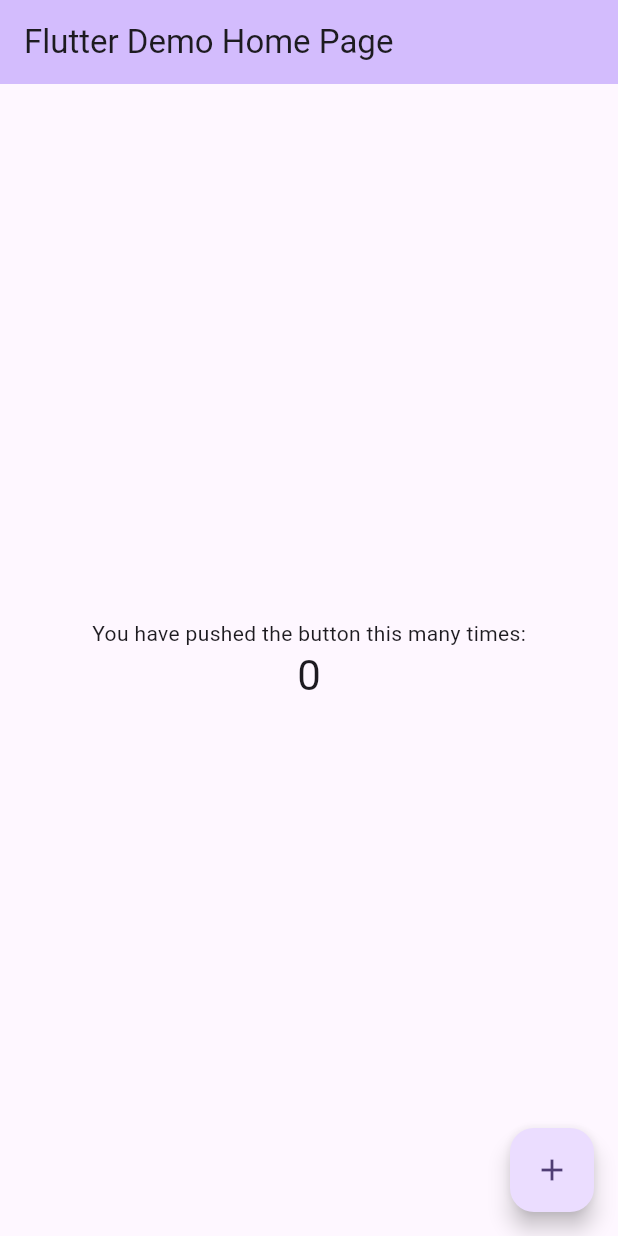
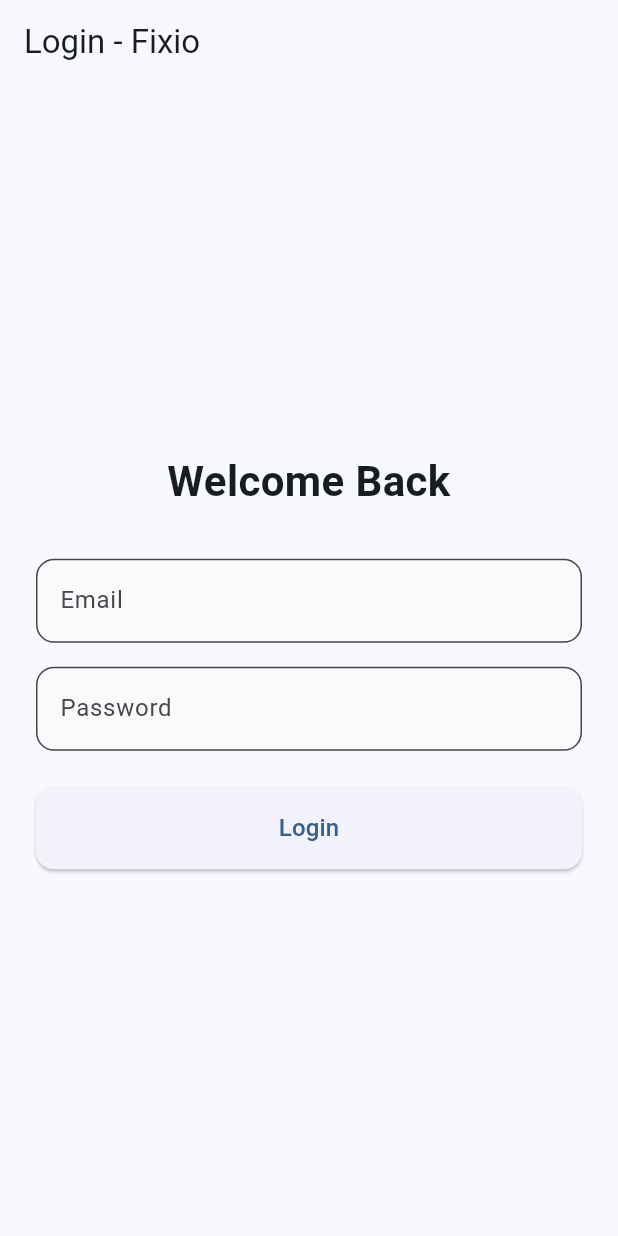
Before and after one commit to samirr298/Fixio, a Flutter app: the screen it shows after launch, on a phone screen of 412 x 824 dp. Run offline on Flutter 3.47's test engine with Material 3 defaults, Android fonts, the phone set to English and light mode, and no system bars; accounts and stored records are empty.

Commit message:
Implement MVVM and Repository architectural directory structure

```diff
--- a/lib/main.dart
+++ b/lib/main.dart
@@ -1,4 +1,5 @@
 import 'package:flutter/material.dart';
+import 'view/authentication/login_screen.dart';
 
 void main() {
   runApp(const MyApp());
@@ -7,116 +8,16 @@ void main() {
 class MyApp extends StatelessWidget {
   const MyApp({super.key});
 
-  // This widget is the root of your application.
   @override
   Widget build(BuildContext context) {
     return MaterialApp(
-      title: 'Flutter Demo',
+      title: 'Fixio',
       theme: ThemeData(
-        // This is the theme of your application.
-        //
-        // TRY THIS: Try running your application with "flutter run". You'll see
-        // the application has a purple toolbar. Then, without quitting the app,
-        // try changing the seedColor in the colorScheme below to Colors.green
-        // and then invoke "hot reload" (save your changes or press the "hot
-        // reload" button in a Flutter-supported IDE, or press "r" if you used
-        // the command line to start the app).
-        //
-        // Notice that the counter didn't reset back to zero; the application
-        // state is not lost during the reload. To reset the state, use hot
-        // restart instead.
-        //
-        // This works for code too, not just values: Most code changes can be
-        // tested with just a hot reload.
-        colorScheme: .fromSeed(seedColor: Colors.deepPurple),
+        colorScheme: ColorScheme.fromSeed(seedColor: Colors.blue),
+        useMaterial3: true,
       ),
-      home: const MyHomePage(title: 'Flutter Demo Home Page'),
+      home: const LoginScreen(),
+      debugShowCheckedModeBanner: false,
     );
   }
 }
-
-class MyHomePage extends StatefulWidget {
-  const MyHomePage({super.key, required this.title});
-
-  // This widget is the home page of your application. It is stateful, meaning
-  // that it has a State object (defined below) that contains fields that affect
-  // how it looks.
-
-  // This class is the configuration for the state. It holds the values (in this
-  // case the title) provided by the parent (in this case the App widget) and
-  // used by the build method of the State. Fields in a Widget subclass are
-  // always marked "final".
-
-  final String title;
-
-  @override
-  State<MyHomePage> createState() => _MyHomePageState();
-}
-
-class _MyHomePageState extends State<MyHomePage> {
-  int _counter = 0;
-
-  void _incrementCounter() {
-    setState(() {
-      // This call to setState tells the Flutter framework that something has
-      // changed in this State, which causes it to rerun the build method below
-      // so that the display can reflect the updated values. If we changed
-      // _counter without calling setState(), then the build method would not be
-      // called again, and so nothing would appear to happen.
-      _counter++;
-    });
-  }
-
-  @override
-  Widget build(BuildContext context) {
-    // This method is rerun every time setState is called, for instance as done
-    // by the _incrementCounter method above.
-    //
-    // The Flutter framework has been optimized to make rerunning build methods
-    // fast, so that you can just rebuild anything that needs updating rather
-    // than having to individually change instances of widgets.
-    return Scaffold(
-      appBar: AppBar(
-        // TRY THIS: Try changing the color here to a specific color (to
-        // Colors.amber, perhaps?) and trigger a hot reload to see the AppBar
-        // change color while the other colors stay the same.
-        backgroundColor: Theme.of(context).colorScheme.inversePrimary,
-        // Here we take the value from the MyHomePage object that was created by
-        // the App.build method, and use it to set our appbar title.
-        title: Text(widget.title),
-      ),
-      body: Center(
-        // Center is a layout widget. It takes a single child and positions it
-        // in the middle of the parent.
-        child: Column(
-          // Column is also a layout widget. It takes a list of children and
-          // arranges them vertically. By default, it sizes itself to fit its
-          // children horizontally, and tries to be as tall as its parent.
-          //
-          // Column has various properties to control how it sizes itself and
-          // how it positions its children. Here we use mainAxisAlignment to
-          // center the children vertically; the main axis here is the vertical
-          // axis because Columns are vertical (the cross axis would be
-          // horizontal).
-          //
-          // TRY THIS: Invoke "debug painting" (choose the "Toggle Debug Paint"
-          // action in the IDE, or press "p" in the console), to see the
-          // wireframe for each widget.
-          mainAxisAlignment: .center,
-          children: [
-            const Text('You have pushed the button this many times:'),
-            Text(
-              '$_counter',
-              style: Theme.of(context).textTheme.headlineMedium,
-            ),
-          ],
-        ),
-      ),
-      floatingActionButton: FloatingActionButton(
-        onPressed: _incrementCounter,
-        tooltip: 'Increment',
-        child: const Icon(Icons.add),
-      ),
-    );
-  }
-}
--- /dev/null
+++ b/lib/model/user_model.dart
@@ -0,0 +1,27 @@
+class UserModel {
+  final String id;
+  final String email;
+  final String name;
+
+  UserModel({
+    required this.id,
+    required this.email,
+    required this.name,
+  });
+
+  factory UserModel.fromJson(Map<String, dynamic> json) {
+    return UserModel(
+      id: json['id'] ?? '',
+      email: json['email'] ?? '',
+      name: json['name'] ?? '',
+    );
+  }
+
+  Map<String, dynamic> toJson() {
+    return {
+      'id': id,
+      'email': email,
+      'name': name,
+    };
+  }
+}
--- /dev/null
+++ b/lib/repository/auth_repository.dart
@@ -0,0 +1,24 @@
+import '../model/user_model.dart';
+
+class AuthRepository {
+  // Simulated authentication repository for Fixio
+
+  Future<UserModel> login(String email, String password) async {
+    // Simulate network delay
+    await Future.delayed(const Duration(seconds: 1));
+
+    if (email.isEmpty || password.isEmpty) {
+      throw Exception('Email and password cannot be empty');
+    }
+
+    return UserModel(
+      id: '1',
+      email: email,
+      name: 'Fixio User',
+    );
+  }
+
+  Future<void> logout() async {
+    await Future.delayed(const Duration(milliseconds: 500));
+  }
+}
--- /dev/null
+++ b/lib/view/authentication/login_screen.dart
@@ -0,0 +1,97 @@
+import 'package:flutter/material.dart';
+import '../../viewmodel/auth_viewmodel.dart';
+import '../dashboard/dashboard_screen.dart';
+import 'widgets/text_field.dart';
+
+class LoginScreen extends StatefulWidget {
+  const LoginScreen({super.key});
+
+  @override
+  State<LoginScreen> createState() => _LoginScreenState();
+}
+
+class _LoginScreenState extends State<LoginScreen> {
+  final _emailController = TextEditingController();
+  final _passwordController = TextEditingController();
+  final _authViewModel = AuthViewModel();
+  bool _isLoading = false;
+
+  void _handleLogin() async {
+    setState(() {
+      _isLoading = true;
+    });
+
+    try {
+      await _authViewModel.login(
+        _emailController.text.trim(),
+        _passwordController.text.trim(),
+      );
+      if (!mounted) return;
+      Navigator.pushReplacement(
+        context,
+        MaterialPageRoute(builder: (context) => const DashboardScreen()),
+      );
+    } catch (e) {
+      if (!mounted) return;
+      ScaffoldMessenger.of(context).showSnackBar(
+        SnackBar(content: Text('Login failed: ${e.toString()}'))
+      );
+    } finally {
+      if (mounted) {
+        setState(() {
+          _isLoading = false;
+        });
+      }
+    }
+  }
+
+  @override
+  Widget build(BuildContext context) {
+    return Scaffold(
+      appBar: AppBar(title: const Text('Login - Fixio')),
+      body: Padding(
+        padding: const EdgeInsets.all(24.0),
+        child: Center(
+          child: SingleChildScrollView(
+            child: Column(
+              mainAxisAlignment: MainAxisAlignment.center,
+              crossAxisAlignment: CrossAxisAlignment.stretch,
+              children: [
+                const Text(
+                  'Welcome Back',
+                  style: TextStyle(fontSize: 28, fontWeight: FontWeight.bold),
+                  textAlign: TextAlign.center,
+                ),
+                const SizedBox(height: 32),
+                CustomTextField(
+                  label: 'Email',
+                  controller: _emailController,
+                  keyboardType: TextInputType.emailAddress,
+                ),
+                const SizedBox(height: 16),
+                CustomTextField(
+                  label: 'Password',
+                  controller: _passwordController,
+                  obscureText: true,
+                ),
+                const SizedBox(height: 24),
+                ElevatedButton(
+                  onPressed: _isLoading ? null : _handleLogin,
+                  style: ElevatedButton.styleFrom(
+                    padding: const EdgeInsets.symmetric(vertical: 16),
+                    shape: RoundedRectangleBorder(
+                      borderRadius: BorderRadius.circular(12),
+                    ),
+                  ),
+                  child: _isLoading
+                      ? const CircularProgressIndicator(color: Colors.white)
+                      : const Text('Login', style: TextStyle(fontSize: 16)),
+                ),
+              ],
+            ),
+          ),
+        ),
+      ),
+    );
+  }
+}
--- /dev/null
+++ b/lib/view/authentication/widgets/text_field.dart
@@ -0,0 +1,33 @@
+import 'package:flutter/material.dart';
+
+class CustomTextField extends StatelessWidget {
+  final String label;
+  final TextEditingController controller;
+  final bool obscureText;
+  final TextInputType keyboardType;
+
+  const CustomTextField({
+    super.key,
+    required this.label,
+    required this.controller,
+    this.obscureText = false,
+    this.keyboardType = TextInputType.text,
+  });
+
+  @override
+  Widget build(BuildContext context) {
+    return TextField(
+      controller: controller,
+      obscureText: obscureText,
+      keyboardType: keyboardType,
+      decoration: InputDecoration(
+        labelText: label,
+        border: OutlineInputBorder(
+          borderRadius: BorderRadius.circular(12),
+        ),
+        filled: true,
+        fillColor: Colors.grey[50],
+      ),
+    );
+  }
+}
--- /dev/null
+++ b/lib/viewmodel/auth_viewmodel.dart
@@ -0,0 +1,18 @@
+import '../model/user_model.dart';
+import '../repository/auth_repository.dart';
+
+class AuthViewModel {
+  final AuthRepository _authRepository = AuthRepository();
+  UserModel? _currentUser;
+
+  UserModel? get currentUser => _currentUser;
+
+  Future<void> login(String email, String password) async {
+    _currentUser = await _authRepository.login(email, password);
+  }
+
+  Future<void> logout() async {
+    await _authRepository.logout();
+    _currentUser = null;
+  }
+}
```
Also changed, not shown: lib/profile_screen.dart (added, +55 -0 lines), lib/view/dashboard/dashboard_screen.dart (added, +44 -0 lines).
